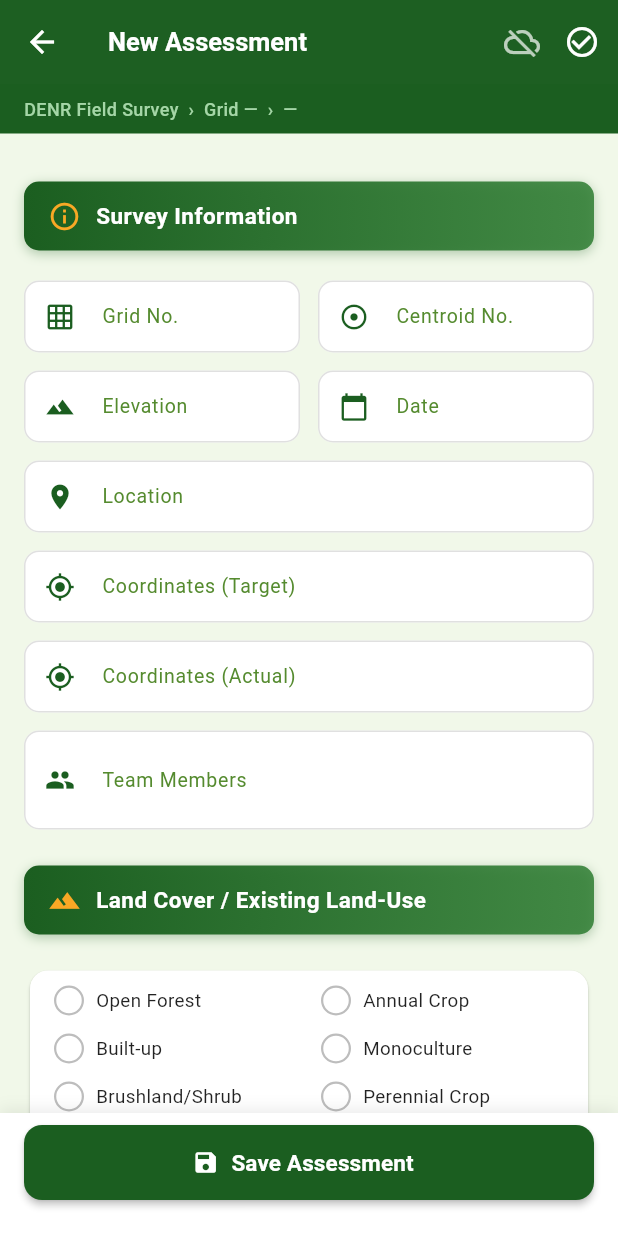
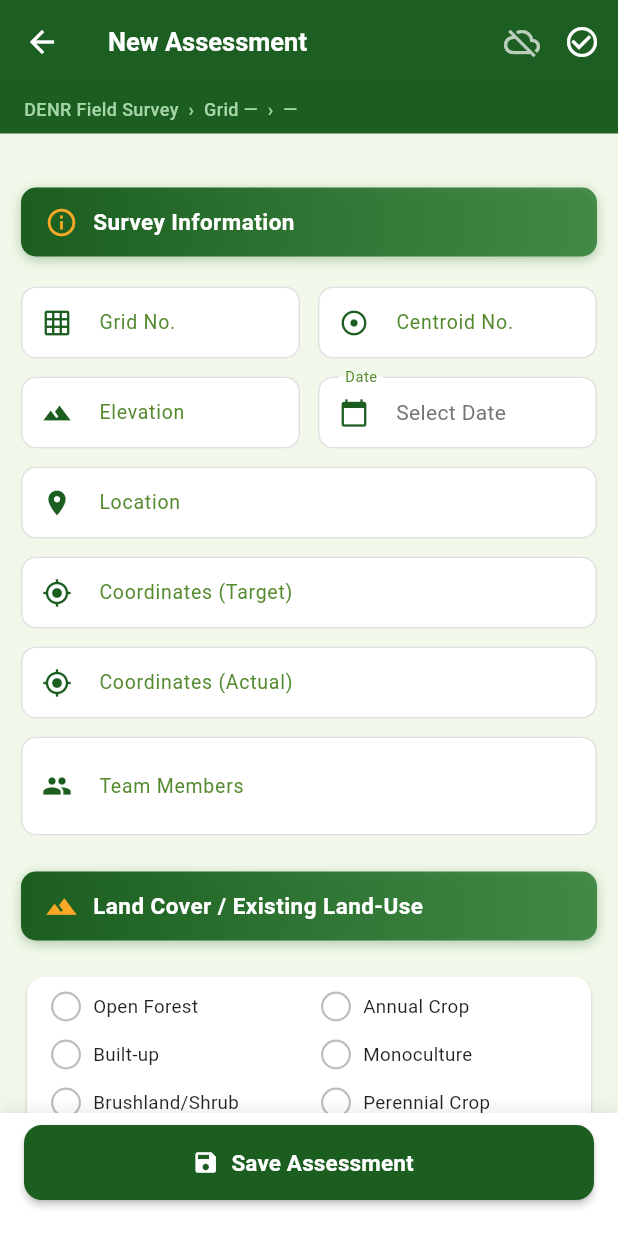
Before and after one commit to AlexandreJustinRepia/smp-site-assessment, a Flutter app: the FormScreen screen opened directly, on a phone screen of 412 x 824 dp. Run offline on Flutter 3.47's test engine with Material 3 defaults, Android fonts, the phone set to English and light mode, and no system bars; our stand-ins replace file_picker, pdf, printing, share_plus, sqflite; accounts and stored records are empty.

Commit message:
improve survey info section

```diff
--- a/lib/screens/form_screen.dart
+++ b/lib/screens/form_screen.dart
@@ -144,11 +144,16 @@ class _FormScreenState extends State<FormScreen> {
     super.dispose();
   }
 
-  InputDecoration _inputDecoration(String label, {IconData? icon}) {
+
+
+  InputDecoration _inputDecoration(String label, {IconData? icon, Widget? suffix, String? hintText}) {
     return InputDecoration(
       labelText: label,
       labelStyle: const TextStyle(fontSize: 13, color: Color(0xFF558B2F)),
       prefixIcon: icon != null ? Icon(icon, size: 20, color: const Color(0xFF1B5E20)) : null,
+      suffixIcon: suffix,
+      hintText: hintText,
+      hintStyle: TextStyle(fontSize: 13, color: Colors.grey.shade400),
       filled: true,
       fillColor: Colors.white,
       contentPadding: const EdgeInsets.symmetric(horizontal: 14, vertical: 12),
@@ -305,11 +310,14 @@ class _FormScreenState extends State<FormScreen> {
             child: Form(
               key: _formKey,
         child: ListView(
-          padding: const EdgeInsets.fromLTRB(16, 8, 16, 100),
+          padding: const EdgeInsets.fromLTRB(14, 12, 14, 120),
           children: [
             // ── SECTION A: Header Information ──
             const SectionHeader(title: 'Survey Information', icon: Icons.info_outline),
             const SizedBox(height: 8),
+
+
+
             // Row: Grid No, Centroid No
             Row(
               children: [
@@ -339,6 +347,7 @@ class _FormScreenState extends State<FormScreen> {
                 Expanded(
                   child: TextFormField(
                       controller: _elevationCtrl,
+                      keyboardType: TextInputType.number,
                       decoration: _inputDecoration('Elevation', icon: Icons.terrain),
                       validator: (value) => value == null || value.isEmpty ? 'Required' : null,
                       style: const TextStyle(fontSize: 14),
@@ -346,13 +355,30 @@ class _FormScreenState extends State<FormScreen> {
                 ),
                 const SizedBox(width: 12),
                 Expanded(
-                  child: TextFormField(
-                      controller: _dateCtrl,
-                      readOnly: true,
-                      onTap: _pickDate,
-                      decoration: _inputDecoration('Date', icon: Icons.calendar_today),
-                      validator: (value) => value == null || value.isEmpty ? 'Required' : null,
-                      style: const TextStyle(fontSize: 14),
+                  child: FormField<String>(
+                    initialValue: _dateCtrl.text,
+                    validator: (value) => _dateCtrl.text.isEmpty ? 'Required' : null,
+                    builder: (FormFieldState<String> state) {
+                      return InkWell(
+                        onTap: () async {
+                          await _pickDate();
+                          state.didChange(_dateCtrl.text);
+                        },
+                        borderRadius: BorderRadius.circular(10),
+                        child: InputDecorator(
+                          decoration: _inputDecoration('Date', icon: Icons.calendar_today).copyWith(
+                            errorText: state.errorText,
+                          ),
+                          child: Text(
+                            _dateCtrl.text.isEmpty ? 'Select Date' : _dateCtrl.text,
+                            style: TextStyle(
+                              fontSize: 14,
+                              color: _dateCtrl.text.isEmpty ? Colors.grey.shade600 : Colors.black87,
+                            ),
+                          ),
+                        ),
+                      );
+                    },
                   ),
                 ),
               ],
@@ -360,7 +386,7 @@ class _FormScreenState extends State<FormScreen> {
             const SizedBox(height: 12),
             TextFormField(
                controller: _locationCtrl,
-               decoration: _inputDecoration('Location', icon: Icons.location_on),
+               decoration: _inputDecoration('Location', icon: Icons.place),
                validator: (value) => value == null || value.isEmpty ? 'Required' : null,
                style: const TextStyle(fontSize: 14),
             ),
@@ -381,7 +407,11 @@ class _FormScreenState extends State<FormScreen> {
             const SizedBox(height: 12),
             TextFormField(
                 controller: _teamMembersCtrl,
-                decoration: _inputDecoration('Team Members', icon: Icons.group),
+                decoration: _inputDecoration(
+                  'Team Members',
+                  icon: Icons.group,
+                  hintText: 'Enter names separated by comma',
+                ),
                 validator: (value) => value == null || value.isEmpty ? 'Required' : null,
                 maxLines: 2,
                 style: const TextStyle(fontSize: 14),
--- a/pubspec.yaml
+++ b/pubspec.yaml
@@ -40,6 +40,8 @@ dependencies:
   file_picker: ^8.1.2     # Import JSON backup files
   path_provider: ^2.1.4   # Temporary file path for backups
   share_plus: ^10.0.2     # Share exported backup files
+  google_fonts: ^6.2.1
+  geolocator: ^11.0.0
 
 dev_dependencies:
   flutter_test:
```
Also changed, not shown: pubspec.lock, 3 other files.
